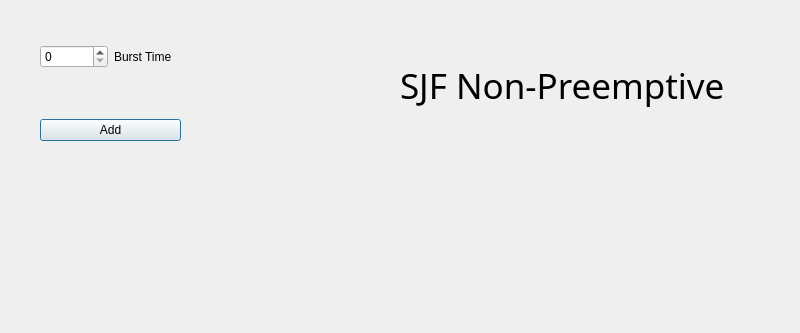
Old version of the form GUI/sjfnon.ui in the repository MightyMaya/CPU-Scheduler; both pictures show x 0 to 800 and y 0 to 333 of the 800 by 600 pixel window.
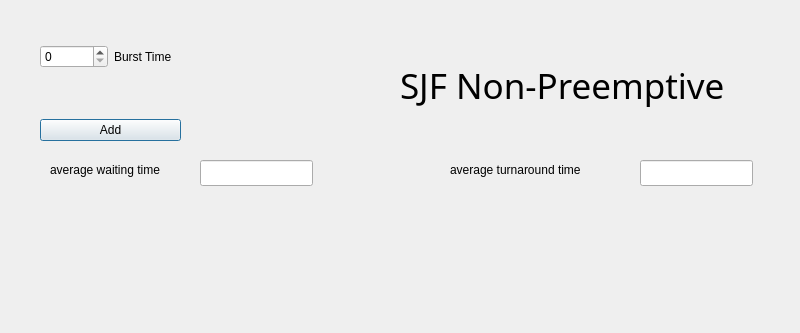
New version of the form.

Commit message: Added preemptive SJW, added avg waiting time + avg turnaround times

Patch:
```diff
--- a/GUI/sjfnon.ui
+++ b/GUI/sjfnon.ui
@@ -78,6 +78,52 @@
     <string>Close</string>
    </property>
   </widget>
+  <widget class="QLabel" name="label_5">
+   <property name="geometry">
+    <rect>
+     <x>450</x>
+     <y>160</y>
+     <width>171</width>
+     <height>20</height>
+    </rect>
+   </property>
+   <property name="text">
+    <string>average turnaround time</string>
+   </property>
+  </widget>
+  <widget class="QLineEdit" name="avgturnt_2">
+   <property name="geometry">
+    <rect>
+     <x>200</x>
+     <y>160</y>
+     <width>113</width>
+     <height>26</height>
+    </rect>
+   </property>
+  </widget>
+  <widget class="QLineEdit" name="avgturnt">
+   <property name="geometry">
+    <rect>
+     <x>640</x>
+     <y>160</y>
+     <width>113</width>
+     <height>26</height>
+    </rect>
+   </property>
+  </widget>
+  <widget class="QLabel" name="label">
+   <property name="geometry">
+    <rect>
+     <x>50</x>
+     <y>160</y>
+     <width>161</width>
+     <height>20</height>
+    </rect>
+   </property>
+   <property name="text">
+    <string>average waiting time</string>
+   </property>
+  </widget>
  </widget>
  <resources/>
  <connections/>
```
The commit also changes 60 other files.
